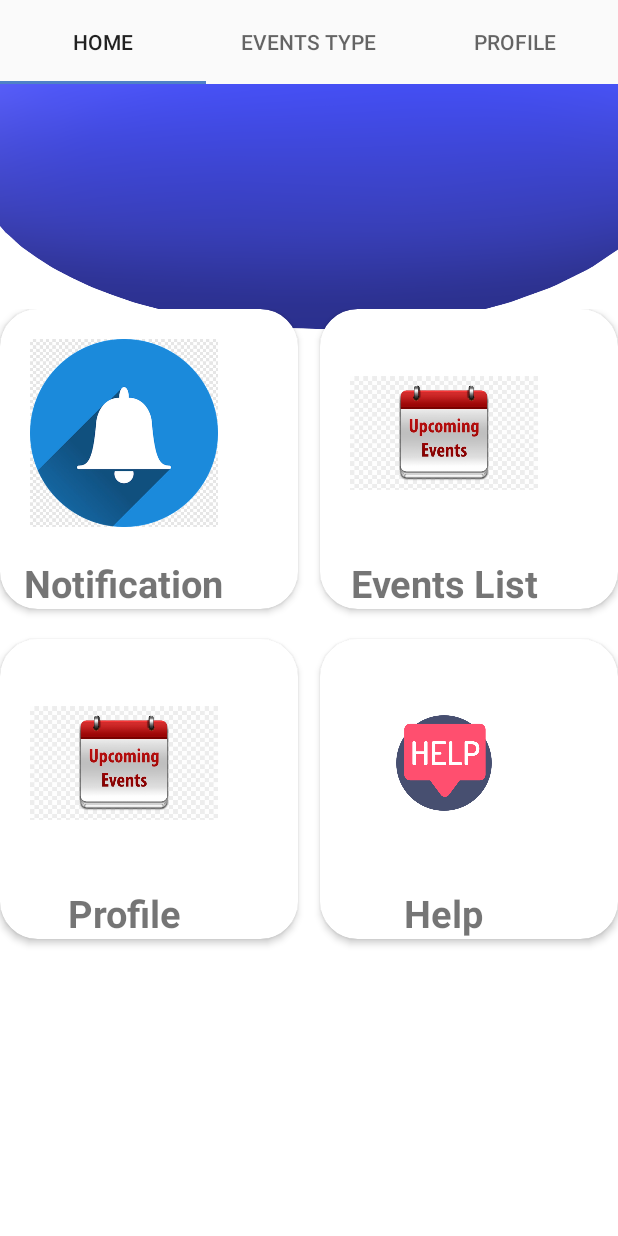
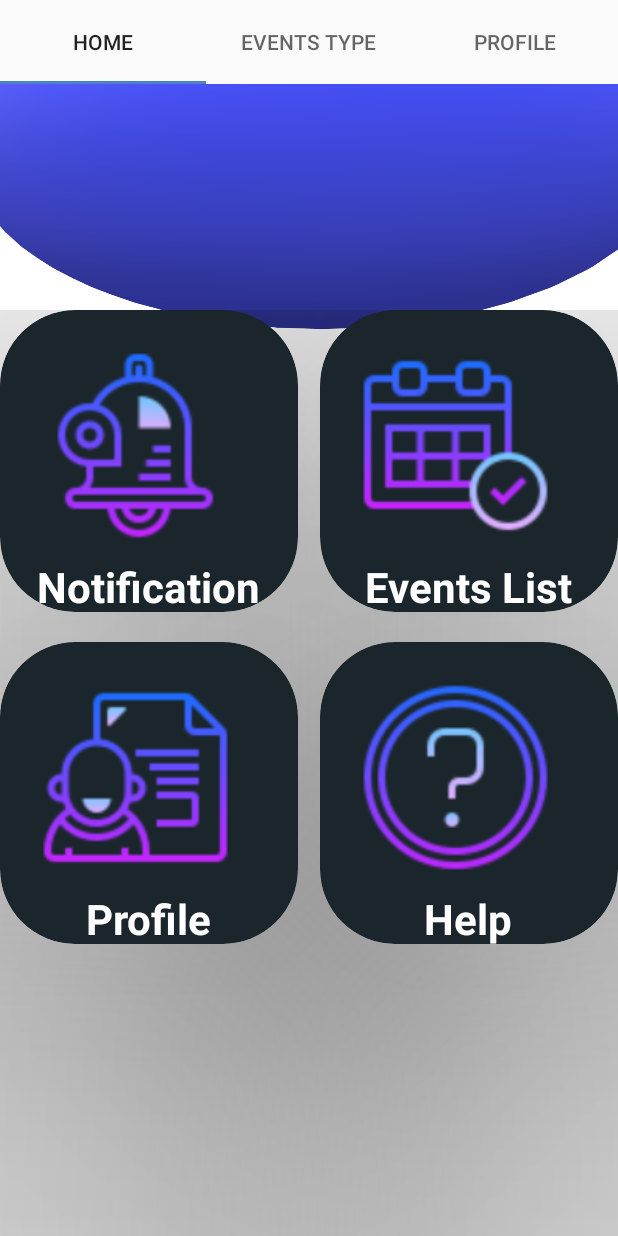
Before and after one commit to hamzahijazi98/PIS, an Android app: the HomeFrag screen opened directly, with no data from a screen before it, after a tap on "Notification", on a phone screen of 412 x 824 dp. Run offline under Robolectric (Android 15) with nearby library versions, the phone set to English and light mode, and no system bars; our stand-ins replace Firebase (no records; nobody signed in at launch, a user with empty details on screens opened directly); 10 statements that could not run were skipped.

Commit message:
update design

```diff
--- a/app/src/main/java/com/uni/pis/homefrags/HomeFrag.kt
+++ b/app/src/main/java/com/uni/pis/homefrags/HomeFrag.kt
@@ -8,7 +8,10 @@ import android.view.View
 import android.view.ViewGroup
 import android.widget.AdapterView
 import android.widget.GridView
+import android.widget.Toast
+import androidx.fragment.app.FragmentManager
 import com.uni.pis.Adapter.Home_Item_Adapter
+import com.uni.pis.homefrags.MainActivity
 import com.uni.pis.model.Home_Item
 import com.uni.pis.profile.ProfilePagePersonalFrag
 import kotlinx.android.synthetic.main.fragment_main_.*
@@ -42,9 +45,9 @@ class HomeFrag : Fragment(), AdapterView.OnItemClickListener {
 
     private fun SetDataList():ArrayList<Home_Item>{
         var arraylist:ArrayList<Home_Item> = ArrayList()
-        arraylist.add(Home_Item(R.drawable.not,"Notification"))
-        arraylist.add(Home_Item(R.drawable.events,"Events List"))
-        arraylist.add(Home_Item(R.drawable.events,"Profile"))
+        arraylist.add(Home_Item(R.drawable.notf,"Notification"))
+        arraylist.add(Home_Item(R.drawable.event,"Events List"))
+        arraylist.add(Home_Item(R.drawable.prof,"Profile"))
         arraylist.add(Home_Item(R.drawable.help,"Help"))
         return arraylist
 
@@ -52,11 +55,14 @@ class HomeFrag : Fragment(), AdapterView.OnItemClickListener {
 
     override fun onItemClick(parent: AdapterView<*>?, view: View?, position: Int, id: Long) {
         var items: Home_Item = arrayList!![position]
-
-
+        var manger: FragmentManager? = fragmentManager
+        var vp: MainActivity.MyViewPagerAdapter? = manger?.let { MainActivity.MyViewPagerAdapter(it) }
+        vp?.getItem(1)
         when (position) {
             0 -> {
-
+//                vp?.getItem(0)
+                Toast.makeText(context,"yousef ",Toast.LENGTH_LONG).show()
+                Toast.makeText(context,"$vp ",Toast.LENGTH_LONG).show()
             }
 
             1-> {
--- a/app/src/main/java/com/uni/pis/homefrags/MainActivity.kt
+++ b/app/src/main/java/com/uni/pis/homefrags/MainActivity.kt
@@ -49,7 +49,8 @@ class MainActivity : AppCompatActivity(),
         private val titlelist:MutableList<String> =ArrayList()
 
         override fun getItem(position: Int): Fragment {
-            return fragmentlist[position]       }
+            return fragmentlist[position]
+        }
 
         override fun getCount(): Int {
             return fragmentlist.size
--- a/app/src/main/res/layout/cardview_eventslist.xml
+++ b/app/src/main/res/layout/cardview_eventslist.xml
@@ -12,6 +12,7 @@
         android:layout_width="match_parent"
         android:layout_height="wrap_content"
         android:orientation="vertical"
+        android:background="@color/lightwhite"
         >
 
         <LinearLayout
--- a/app/src/main/res/layout/cardview_itemgrid.xml
+++ b/app/src/main/res/layout/cardview_itemgrid.xml
@@ -1,37 +1,41 @@
 <?xml version="1.0" encoding="utf-8"?>
 <androidx.cardview.widget.CardView xmlns:android="http://schemas.android.com/apk/res/android"
-    android:layout_width="match_parent"
-    android:layout_height="match_parent"
+    android:layout_width="wrap_content"
+    android:layout_height="wrap_content"
     xmlns:app="http://schemas.android.com/apk/res-auto"
-    app:cardCornerRadius="25dp"
+    app:cardCornerRadius="50dp"
     app:cardPreventCornerOverlap="true"
-    app:cardElevation="3dp"
+    app:cardElevation="150dp"
+    app:cardBackgroundColor="@color/homeitem"
+
     >
 
     <androidx.appcompat.widget.LinearLayoutCompat
-        android:layout_width="wrap_content"
-        android:layout_height="wrap_content"
+        android:layout_width="167dp"
+        android:layout_height="186dp"
+        android:layout_marginStart="15dp"
+        android:layout_marginTop="15dp"
         android:orientation="vertical">
 
         <ImageView
             android:id="@+id/img_home"
-            android:layout_width="125dp"
-            android:layout_height="125dp"
-            android:layout_margin="20dp"
+            android:layout_width="150dp"
+            android:layout_height="150dp"
+            android:backgroundTint="@color/whiteBackGround"
             android:contentDescription="@string/home_icons"
             android:src="@mipmap/ic_launcher" />
 
         <TextView
             android:id="@+id/home_icon"
-            android:layout_width="wrap_content"
+            android:layout_width="match_parent"
             android:layout_height="wrap_content"
             android:layout_below="@+id/img_home"
             android:layout_gravity="center"
             android:gravity="center"
             android:text="@string/home"
-
-            android:textSize="25sp"
-            android:textStyle="bold" />
+            android:textSize="28sp"
+            android:textStyle="bold"
+            android:textColor="@color/whiteBackGround"/>
 
 
     </androidx.appcompat.widget.LinearLayoutCompat>
--- a/app/src/main/res/layout/fragment_main_.xml
+++ b/app/src/main/res/layout/fragment_main_.xml
@@ -6,19 +6,23 @@
     android:layout_width="match_parent"
     android:layout_height="match_parent"
     android:background="@drawable/appbackground"
-    tools:context=".homefrags.HomeFrag">
+    tools:context=".homefrags.HomeFrag"
+    >
 
 
     <LinearLayout
         android:layout_width="match_parent"
-        android:layout_height="match_parent">
+        android:layout_height="match_parent"
+
+        >
 
         <GridView
             android:id="@+id/Gridview_home"
             android:layout_width="match_parent"
             android:layout_height="match_parent"
-            android:layout_marginTop="150dp"
+            android:layout_marginTop="125dp"
             android:columnWidth="150dp"
+            android:paddingTop="25dp"
             android:horizontalSpacing="15dp"
             android:numColumns="auto_fit"
             android:verticalSpacing="20dp">
--- a/app/src/main/res/layout/fragment_profile_page_personal.xml
+++ b/app/src/main/res/layout/fragment_profile_page_personal.xml
@@ -111,6 +111,7 @@
                         android:layout_width="0dp"
                         android:layout_height="wrap_content"
                         android:layout_weight="3"
+                        android:gravity="center"
                         android:background="@drawable/roundedbutton"
                         android:padding="10dp"
                         android:textSize="20sp"
--- a/app/src/main/res/values/colors.xml
+++ b/app/src/main/res/values/colors.xml
@@ -4,4 +4,8 @@
     <color name="colorPrimaryDark">#1089ff</color>
     <color name="colorAccent">#4f81c7</color>
     <color name="whiteBackGround">#ffffff</color>
+    <color name="homeitem">#1b262c </color>
+    <color name="green">#1d4d4f</color>
+    <color name="blueblack">#110133</color>
+    <color name="lightwhite">#ecfcff</color>
 </resources>
```
Also changed, not shown: app/src/main/res/layout/activity_evenst_list.xml (+14 -9 lines), app/src/main/res/drawable/event.png (added), app/src/main/res/drawable/events.png (deleted), app/src/main/res/drawable/help.png, app/src/main/res/drawable/not.png (deleted), app/src/main/res/drawable/notf.png (added), app/src/main/res/drawable/prof.png (added).
